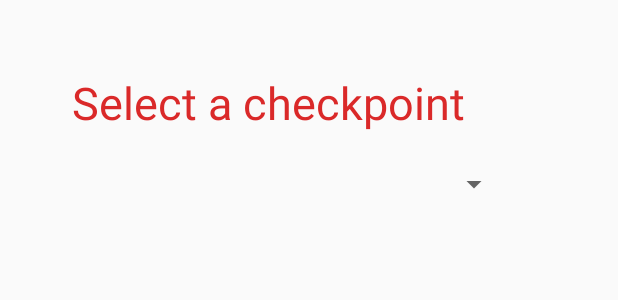
After one commit to Kalja97/KargoBike, an Android app: the layout dialog_selectcheckpoint.xml on its own in the app's theme, with its tools: preview values and no code run, on a phone screen of 412 x 824 dp. The commit adds this screen. Shown: the top 300 px of the screen. Run offline under Robolectric (Android 15) with nearby library versions, the phone set to English and light mode, and no system bars.

Commit message:
For the moment: the addCheckpoint button displays a simple dialog

```diff
--- a/app/src/main/res/layout/activity_details_orders.xml
+++ b/app/src/main/res/layout/activity_details_orders.xml
@@ -59,7 +59,6 @@
             android:layout_height="45dp"
             android:layout_marginStart="80dp"
             android:layout_marginTop="36dp"
-            android:entries="@array/arrayOfStates"
             android:paddingTop="10dp"
             android:paddingBottom="10dp"
             android:text="Status"
--- /dev/null
+++ b/app/src/main/res/layout/dialog_selectcheckpoint.xml
@@ -0,0 +1,37 @@
+<?xml version="1.0" encoding="utf-8"?>
+<FrameLayout xmlns:android="http://schemas.android.com/apk/res/android"
+    xmlns:app="http://schemas.android.com/apk/res-auto"
+    android:layout_width="wrap_content"
+    android:layout_height="wrap_content"
+    android:padding="@android:dimen/app_icon_size"><![CDATA[
+
+
+    />
+
+    ]]>
+
+    <TextView
+        android:id="@+id/title"
+        android:layout_width="match_parent"
+        android:layout_height="wrap_content"
+        android:layout_gravity="top"
+        android:text="Select a checkpoint"
+        android:textColor="?attr/colorPrimary"
+        android:textSize="30sp" />
+
+    <Spinner
+        android:id="@+id/type"
+        android:layout_width="288dp"
+        android:layout_height="70dp"
+        android:layout_marginStart="4dp"
+        android:layout_marginTop="40dp"
+        android:entries="@array/arrayOfCheckpoints"
+        android:hint=""
+        android:paddingTop="10dp"
+        android:textColor="#000"
+        android:textColorHint="#000"
+        app:layout_constraintStart_toStartOf="parent"
+        app:layout_constraintTop_toBottomOf="@+id/title" />
+
+
+</FrameLayout>
--- /dev/null
+++ b/app/src/main/res/values/arrays.xml
@@ -0,0 +1,4 @@
+<?xml version="1.0" encoding="utf-8"?>
+<resources>
+    <string-array name="arrayOfCheckpoints">checkpoint</string-array>
+</resources>
```
Also changed, not shown: app/src/main/java/com/example/kargobike/ui/checkpoint/CheckpointsActivity.java (+42 -9 lines).
